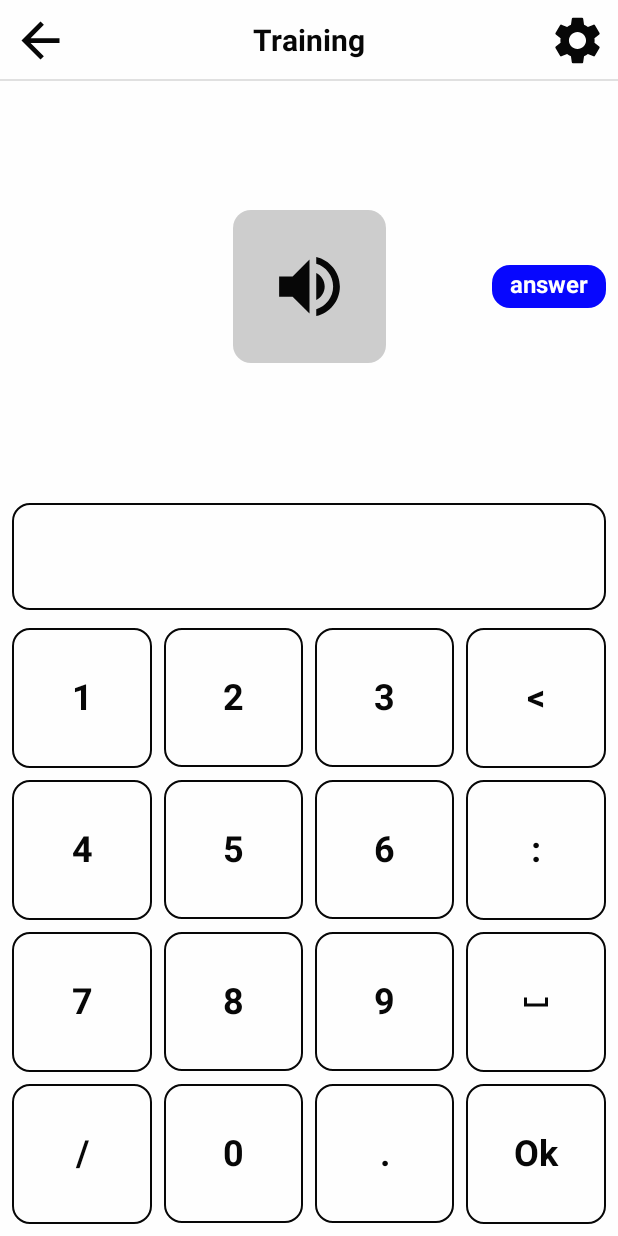
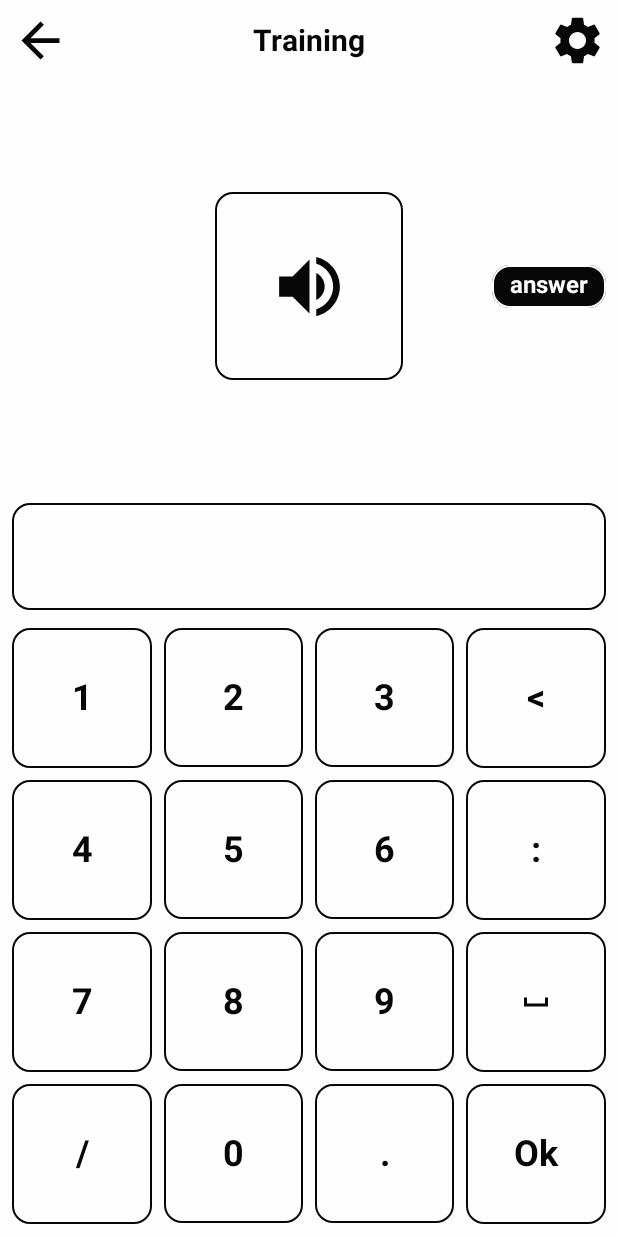
Before and after one commit to agaDeonix/number_listenup, an Android app built with Jetpack Compose: the screen it shows after launch (MainActivity), after a tap on "Start", on a phone screen of 412 x 824 dp. Run offline under Robolectric (Android 15) with nearby library versions, the phone set to English and light mode, and no system bars; libraries missing offline, so code that uses them is left out: net.gotev.speech; 2 statements that could not run were skipped.

Commit message:
small fixed design to black and white style;

```diff
--- a/app/src/main/java/com/pinkunicorp/numberlistenup/MainActivity.kt
+++ b/app/src/main/java/com/pinkunicorp/numberlistenup/MainActivity.kt
@@ -3,6 +3,7 @@ package com.pinkunicorp.numberlistenup
 import android.os.Bundle
 import androidx.activity.ComponentActivity
 import androidx.activity.compose.setContent
+import androidx.compose.foundation.isSystemInDarkTheme
 import androidx.navigation.compose.NavHost
 import androidx.navigation.compose.composable
 import androidx.navigation.compose.rememberNavController
@@ -22,7 +23,7 @@ class MainActivity : ComponentActivity() {
         super.onCreate(savedInstanceState)
         setContent {
             val navController = rememberNavController()
-            AppTheme(darkTheme = false) {
+            AppTheme(darkTheme = isSystemInDarkTheme()) {
                 NavHost(navController = navController, startDestination = Screen.Home.route) {
                     composable(Screen.Home.route) {
                         HomeScreen(navController)
--- a/app/src/main/java/com/pinkunicorp/numberlistenup/ui/elements/NumberFieldView.kt
+++ b/app/src/main/java/com/pinkunicorp/numberlistenup/ui/elements/NumberFieldView.kt
@@ -24,12 +24,13 @@ fun NumberFieldView(
     isCorrect: Boolean,
     hasError: Boolean,
 ) {
-
-    val textColor = if (isCorrect) Color.Green else if (hasError) Color.Red else Color.Black
-    val borderWidth = if (isCorrect || hasError) 2.dp else 1.dp
+    val textColor = if (isCorrect) Color.Black else if (hasError) Color.White else Color.Black
+    val backgroundColor = if (isCorrect) Color.White else if (hasError) Color.Black else Color.White
+    val borderWidth = if (isCorrect || hasError) 3.dp else 1.dp
     Box(
         modifier = modifier
             .border(width = borderWidth, color = textColor, shape = RoundedCornerShape(12.dp))
+            .background(backgroundColor, shape = RoundedCornerShape(12.dp))
             .fillMaxWidth(),
         contentAlignment = Alignment.CenterStart
     ) {
--- a/app/src/main/java/com/pinkunicorp/numberlistenup/ui/elements/NumbersKeyboard.kt
+++ b/app/src/main/java/com/pinkunicorp/numberlistenup/ui/elements/NumbersKeyboard.kt
@@ -5,13 +5,18 @@ import androidx.compose.foundation.Image
 import androidx.compose.foundation.background
 import androidx.compose.foundation.border
 import androidx.compose.foundation.clickable
+import androidx.compose.foundation.interaction.MutableInteractionSource
+import androidx.compose.foundation.interaction.collectIsPressedAsState
 import androidx.compose.foundation.layout.*
 import androidx.compose.foundation.shape.RoundedCornerShape
 import androidx.compose.material.Text
 import androidx.compose.runtime.Composable
+import androidx.compose.runtime.getValue
+import androidx.compose.runtime.remember
 import androidx.compose.ui.Alignment
 import androidx.compose.ui.Modifier
 import androidx.compose.ui.graphics.Color
+import androidx.compose.ui.graphics.ColorFilter
 import androidx.compose.ui.graphics.vector.ImageVector
 import androidx.compose.ui.res.vectorResource
 import androidx.compose.ui.text.TextStyle
@@ -33,7 +38,8 @@ sealed class Key {
 
 @Composable
 fun NumbersKeyboard(modifier: Modifier = Modifier, onNumberClick: (Key) -> Unit) {
-    Row(modifier = modifier
+    Row(
+        modifier = modifier
             .padding(bottom = 4.dp)
             .padding(horizontal = 4.dp)
             .fillMaxWidth()
@@ -127,52 +133,72 @@ fun NumbersKeyboard(modifier: Modifier = Modifier, onNumberClick: (Key) -> Unit)
 
 @Composable
 fun NumbersKeyboardTextButton(modifier: Modifier = Modifier, text: String, onClick: () -> Unit) {
-    Box(
-        modifier = modifier
-            .clickable { onClick() }
-            .border(width = 1.dp, color = Color.Black, shape = RoundedCornerShape(12.dp)),
-        contentAlignment = Alignment.Center
-    ) {
+    NumbersKeyboardButton(
+        modifier = modifier,
+        onClick = onClick,
+        content = {
+            val color = if (it) Color.White else Color.Black
             Text(
                 text = text,
                 style = TextStyle(
-                color = Color.Black,
+                    color = color,
                     fontSize = 24.sp,
                     fontWeight = FontWeight.Bold
                 )
             )
         }
+    )
 }
 
 @Composable
 fun NumbersKeyboardButton(
     modifier: Modifier = Modifier,
-    content: @Composable () -> Unit,
+    backgroundColor: Color = Color.White,
+    contentColor: Color = Color.Black,
+    content: @Composable (isPressed: Boolean) -> Unit,
     onClick: () -> Unit
 ) {
+    val interactionSource = remember { MutableInteractionSource() }
+    val isPressed by interactionSource.collectIsPressedAsState()
+    val backgroundColorPressed = if (!isPressed) contentColor else backgroundColor
+    val contentColorPressed = if (isPressed) contentColor else backgroundColor
     Box(
         modifier = modifier
-            .clickable { onClick() }
-            .border(width = 1.dp, color = Color.Black, shape = RoundedCornerShape(12.dp)),
+            .clickable(
+                interactionSource = interactionSource,
+                indication = null,
+                onClick = { onClick() }
+            )
+            .background(color = contentColorPressed, shape = RoundedCornerShape(12.dp))
+            .border(
+                width = 1.dp,
+                color = backgroundColorPressed,
+                shape = RoundedCornerShape(12.dp)
+            ),
         contentAlignment = Alignment.Center
     ) {
-        content()
+        content(isPressed)
     }
 }
 
 @Composable
-fun NumbersKeyboardImageButton(modifier: Modifier = Modifier, @DrawableRes imageId: Int, onClick: () -> Unit) {
-    Box(
-        modifier = modifier
-            .clickable { onClick() }
-            .border(width = 1.dp, color = Color.Black, shape = RoundedCornerShape(12.dp)),
-        contentAlignment = Alignment.Center
+fun NumbersKeyboardImageButton(
+    modifier: Modifier = Modifier,
+    @DrawableRes imageId: Int,
+    onClick: () -> Unit
 ) {
+    NumbersKeyboardButton(
+        modifier = modifier,
+        onClick = onClick,
+        content = {
+            val color = if (it) Color.White else Color.Black
             Image(
                 imageVector = ImageVector.vectorResource(id = imageId),
-            contentDescription = ""
+                contentDescription = "",
+                colorFilter = ColorFilter.tint(color),
             )
         }
+    )
 }
 
 @Preview
--- a/app/src/main/java/com/pinkunicorp/numberlistenup/ui/elements/RepeatListeningButton.kt
+++ b/app/src/main/java/com/pinkunicorp/numberlistenup/ui/elements/RepeatListeningButton.kt
@@ -6,9 +6,9 @@ import androidx.compose.foundation.clickable
 import androidx.compose.foundation.layout.*
 import androidx.compose.foundation.shape.RoundedCornerShape
 import androidx.compose.runtime.Composable
-import androidx.compose.ui.Alignment
 import androidx.compose.ui.Modifier
 import androidx.compose.ui.graphics.Color
+import androidx.compose.ui.graphics.ColorFilter
 import androidx.compose.ui.graphics.vector.ImageVector
 import androidx.compose.ui.res.vectorResource
 import androidx.compose.ui.tooling.preview.Preview
@@ -17,24 +17,24 @@ import com.pinkunicorp.numberlistenup.R
 
 @Composable
 fun RepeatListeningButton(modifier: Modifier = Modifier, onClick: () -> Unit) {
-    Box(
+    NumbersKeyboardButton(
         modifier = modifier
-            .fillMaxWidth()
-            .height(IntrinsicSize.Max),
-        contentAlignment = Alignment.Center
-    ) {
+            .fillMaxHeight()
+            .aspectRatio(1f),
+        content = {
+            val color = if (it) Color.White else Color.Black
             Image(
                 modifier = Modifier
-                .padding(24.dp)
-                .background(shape = RoundedCornerShape(12.dp), color = Color.LightGray)
-                .clickable { onClick() }
                     .padding(24.dp)
                     .height(54.dp)
                     .width(54.dp),
                 imageVector = ImageVector.vectorResource(id = R.drawable.ic_repeat_listening),
-            contentDescription = ""
+                contentDescription = "",
+                colorFilter = ColorFilter.tint(color)
             )
-    }
+        },
+        onClick = onClick
+    )
 }
 
 @Preview
--- a/app/src/main/java/com/pinkunicorp/numberlistenup/ui/screens/home/Home.kt
+++ b/app/src/main/java/com/pinkunicorp/numberlistenup/ui/screens/home/Home.kt
@@ -2,7 +2,6 @@ package com.pinkunicorp.numberlistenup.ui.screens.home
 
 import androidx.compose.foundation.background
 import androidx.compose.foundation.layout.*
-import androidx.compose.material.Button
 import androidx.compose.material.Text
 import androidx.compose.runtime.Composable
 import androidx.compose.runtime.collectAsState
@@ -18,13 +17,10 @@ import androidx.compose.ui.tooling.preview.Preview
 import androidx.compose.ui.unit.dp
 import androidx.compose.ui.unit.sp
 import androidx.navigation.NavController
+import com.pinkunicorp.numberlistenup.R
+import com.pinkunicorp.numberlistenup.ui.elements.NumbersKeyboardButton
 import com.pinkunicorp.numberlistenup.ui.screens.Screen
 import org.koin.androidx.compose.koinViewModel
-import com.pinkunicorp.numberlistenup.R
-import com.pinkunicorp.numberlistenup.ui.elements.Key
-import com.pinkunicorp.numberlistenup.ui.elements.MainButton
-import com.pinkunicorp.numberlistenup.ui.elements.NumbersKeyboardButton
-import com.pinkunicorp.numberlistenup.ui.elements.NumbersKeyboardTextButton
 
 @Composable
 fun HomeScreen(
@@ -89,11 +85,13 @@ fun HomeContent(state: HomeState, onTrainingNavigation: () -> Unit) {
                     .fillMaxWidth()
                     .padding(top = 20.dp),
                 content = {
+                    val color = if (it) Color.White else Color.Black
                     Text(
                         modifier = Modifier
                             .padding(horizontal = 40.dp)
                             .padding(vertical = 10.dp),
                         text = stringResource(id = R.string.home_start),
+                        color = color,
                         style = TextStyle(
                             fontSize = 20.sp,
                             fontWeight = FontWeight.Medium
--- a/app/src/main/java/com/pinkunicorp/numberlistenup/ui/screens/settings/Settings.kt
+++ b/app/src/main/java/com/pinkunicorp/numberlistenup/ui/screens/settings/Settings.kt
@@ -7,7 +7,7 @@ import androidx.compose.foundation.layout.*
 import androidx.compose.foundation.lazy.LazyColumn
 import androidx.compose.foundation.lazy.items
 import androidx.compose.material.Checkbox
-import androidx.compose.material.Divider
+import androidx.compose.material.CheckboxDefaults
 import androidx.compose.material.Text
 import androidx.compose.runtime.Composable
 import androidx.compose.runtime.collectAsState
@@ -24,10 +24,10 @@ import androidx.compose.ui.tooling.preview.Preview
 import androidx.compose.ui.unit.dp
 import androidx.compose.ui.unit.sp
 import androidx.navigation.NavController
+import com.pinkunicorp.numberlistenup.R
 import com.pinkunicorp.numberlistenup.data.model.NumberType
 import com.pinkunicorp.numberlistenup.data.model.NumberVariantState
 import org.koin.androidx.compose.koinViewModel
-import com.pinkunicorp.numberlistenup.R
 
 @Composable
 fun SettingsScreen(
@@ -104,9 +104,14 @@ fun NumberVariantView(
             },
         verticalAlignment = Alignment.Top
     ) {
-        Checkbox(checked = numberVariantState.isEnable, onCheckedChange = {
-            onCheckedChange(!numberVariantState.isEnable)
-        })
+        Checkbox(
+            checked = numberVariantState.isEnable, onCheckedChange = {
+                onCheckedChange(!numberVariantState.isEnable)
+            },
+            colors = CheckboxDefaults.colors(
+                checkedColor = Color.Black,
+            )
+        )
         Column(
             modifier = Modifier
                 .padding(top = 12.dp)
@@ -188,13 +193,6 @@ fun SettingsToolbarView(
                 fontWeight = FontWeight.Bold
             )
         )
-
-        Divider(
-            modifier = Modifier
-                .fillMaxWidth()
-                .height(1.dp)
-                .align(Alignment.BottomCenter)
-        )
     }
 }
 
--- a/app/src/main/java/com/pinkunicorp/numberlistenup/ui/screens/training/Training.kt
+++ b/app/src/main/java/com/pinkunicorp/numberlistenup/ui/screens/training/Training.kt
@@ -8,13 +8,13 @@ import androidx.compose.foundation.Image
 import androidx.compose.foundation.background
 import androidx.compose.foundation.clickable
 import androidx.compose.foundation.layout.*
-import androidx.compose.foundation.shape.RoundedCornerShape
 import androidx.compose.material.Divider
 import androidx.compose.material.Text
 import androidx.compose.runtime.*
 import androidx.compose.ui.Alignment
 import androidx.compose.ui.Modifier
 import androidx.compose.ui.graphics.Color
+import androidx.compose.ui.graphics.ColorFilter
 import androidx.compose.ui.graphics.vector.ImageVector
 import androidx.compose.ui.platform.LocalContext
 import androidx.compose.ui.res.stringResource
@@ -27,10 +27,7 @@ import androidx.compose.ui.unit.sp
 import androidx.navigation.NavController
 import com.pinkunicorp.numberlistenup.R
 import com.pinkunicorp.numberlistenup.other.tts.TTSService
-import com.pinkunicorp.numberlistenup.ui.elements.Key
-import com.pinkunicorp.numberlistenup.ui.elements.NumberFieldView
-import com.pinkunicorp.numberlistenup.ui.elements.NumbersKeyboard
-import com.pinkunicorp.numberlistenup.ui.elements.RepeatListeningButton
+import com.pinkunicorp.numberlistenup.ui.elements.*
 import com.pinkunicorp.numberlistenup.ui.screens.Screen
 import kotlinx.coroutines.async
 import kotlinx.coroutines.awaitAll
@@ -146,13 +143,6 @@ fun TrainingToolbarView(
                 contentDescription = ""
             )
         }
-
-        Divider(
-            modifier = Modifier
-                .fillMaxWidth()
-                .height(1.dp)
-                .align(Alignment.BottomCenter)
-        )
     }
 }
 
@@ -175,29 +165,40 @@ fun TrainingContent(
             onSettingsClick = onSettingsClick,
             onBackClick = onBackClick
         )
-        Box(modifier = Modifier.weight(1f)) {
+        Box(
+            modifier = Modifier
+                .fillMaxWidth()
+                .weight(1f)
+        ) {
             RepeatListeningButton(
-                modifier = Modifier.fillMaxHeight(),
+                modifier = Modifier
+                    .height(125.dp)
+                    .align(Alignment.Center),
                 onClick = {
                     onRepeatClick()
                 })
+            NumbersKeyboardButton(
+                modifier = Modifier
+                    .padding(8.dp)
+                    .align(Alignment.CenterEnd),
+                backgroundColor = Color.Black,
+                contentColor = Color.White,
+                content = {
+                    val color = if (it) Color.Black else Color.White
                     Text(
                         modifier = Modifier
-                    .padding(8.dp)
                             .align(Alignment.CenterEnd)
-                    .background(
-                        color = Color.Blue,
-                        shape = RoundedCornerShape(12.dp)
-                    )
-                    .clickable { onAnswerClick() }
                             .padding(top = 4.dp, bottom = 6.dp)
                             .padding(horizontal = 12.dp),
                         text = stringResource(id = R.string.training_answer),
                         style = TextStyle(
-                    color = Color.White,
+                            color = color,
                             fontSize = 16.sp,
                             fontWeight = FontWeight.Bold
                         )
+                    )
+                },
+                onClick = { onAnswerClick() }
             )
         }
         Box {
@@ -209,11 +210,11 @@ fun TrainingContent(
                         || state.fieldState is TrainingFieldState.Answer
             )
             if (state.fieldState is TrainingFieldState.Correct) {
-                val animColor = remember { Animatable(Color.Green) }
+                val animColor = remember { Animatable(Color.Black) }
                 val yPos = remember { Animatable(0f) }
                 LaunchedEffect(true) {
                     awaitAll(
-                        async { animColor.animateTo(Color.Green.copy(alpha = 0f), tween(1000)) },
+                        async { animColor.animateTo(Color.Black.copy(alpha = 0f), tween(1000)) },
                         async { yPos.animateTo(-40f, tween(1000)) }
                     )
                 }
@@ -230,6 +231,29 @@ fun TrainingContent(
                         fontSize = 40.sp,
                         fontWeight = FontWeight.Bold
                     )
+                )
+            }
+            if (state.fieldState is TrainingFieldState.Error) {
+                val animColor = remember { Animatable(Color.White) }
+                val yPos = remember { Animatable(0f) }
+                LaunchedEffect(true) {
+                    awaitAll(
+                        async { animColor.animateTo(Color.Black.copy(alpha = 0f), tween(1000)) },
+                        async { yPos.animateTo(-40f, tween(1000)) }
+                    )
+                }
+                Image(
+                    modifier = Modifier
+                        .width(60.dp)
+                        .height(60.dp)
+                        .padding(bottom = 8.dp)
+                        .align(Alignment.CenterEnd)
+                        .padding(top = 4.dp, bottom = 6.dp)
+                        .padding(horizontal = 12.dp)
+                        .absoluteOffset(y = yPos.value.dp),
+                    imageVector = ImageVector.vectorResource(id = R.drawable.ic_error),
+                    contentDescription = "",
+                    colorFilter = ColorFilter.tint(animColor.value)
                 )
             }
         }
--- a/app/src/main/java/com/pinkunicorp/numberlistenup/ui/theme/Color.kt
+++ b/app/src/main/java/com/pinkunicorp/numberlistenup/ui/theme/Color.kt
@@ -2,7 +2,5 @@ package com.pinkunicorp.numberlistenup.ui.theme
 
 import androidx.compose.ui.graphics.Color
 
-val Purple200 = Color(0xFFBB86FC)
-val Purple500 = Color(0xFF6200EE)
-val Purple700 = Color(0xFF3700B3)
-val Teal200 = Color(0xFF03DAC5)
+val Black = Color(0xFF000000)
+val White = Color(0xFFFFFFFF)
--- a/app/src/main/java/com/pinkunicorp/numberlistenup/ui/theme/Theme.kt
+++ b/app/src/main/java/com/pinkunicorp/numberlistenup/ui/theme/Theme.kt
@@ -7,15 +7,15 @@ import androidx.compose.material.lightColors
 import androidx.compose.runtime.Composable
 
 private val DarkColorPalette = darkColors(
-    primary = Purple200,
-    primaryVariant = Purple700,
-    secondary = Teal200
+    primary = White,
+    primaryVariant = White,
+    secondary = Black
 )
 
 private val LightColorPalette = lightColors(
-    primary = Purple500,
-    primaryVariant = Purple700,
-    secondary = Teal200
+    primary = Black,
+    primaryVariant = Black,
+    secondary = White
 
     /* Other default colors to override
     background = Color.White,
--- /dev/null
+++ b/app/src/main/res/drawable/ic_error.xml
@@ -0,0 +1,5 @@
+<vector android:height="24dp" android:tint="#000000"
+    android:viewportHeight="24" android:viewportWidth="24"
+    android:width="24dp" xmlns:android="http://schemas.android.com/apk/res/android">
+    <path android:fillColor="@android:color/white" android:pathData="M19,6.41L17.59,5 12,10.59 6.41,5 5,6.41 10.59,12 5,17.59 6.41,19 12,13.41 17.59,19 19,17.59 13.41,12z"/>
+</vector>
--- a/app/src/main/res/values/colors.xml
+++ b/app/src/main/res/values/colors.xml
@@ -1,10 +1,5 @@
 <?xml version="1.0" encoding="utf-8"?>
 <resources>
-    <color name="purple_200">#FFBB86FC</color>
-    <color name="purple_500">#FF6200EE</color>
-    <color name="purple_700">#FF3700B3</color>
-    <color name="teal_200">#FF03DAC5</color>
-    <color name="teal_700">#FF018786</color>
     <color name="black">#FF000000</color>
     <color name="white">#FFFFFFFF</color>
 </resources>
--- a/app/src/main/res/values/strings.xml
+++ b/app/src/main/res/values/strings.xml
@@ -13,6 +13,7 @@
     <string name="training_title">Training</string>
     <string name="training_correct">Correct!</string>
     <string name="training_incorrect">Incorrect!</string>
+    <string name="training_answer">answer</string>
 
     <string name="settings_title">Settings</string>
     <string name="settings_desc">Numeral types for trainings</string>
@@ -27,5 +28,4 @@
     <string name="settings_number_time_title">Time</string>
     <string name="settings_number_time_desc">several variants of time.</string>
     <string name="settings_error_none_selected_types">"None selected types for training "</string>
-    <string name="training_answer">answer</string>
 </resources>
--- a/app/src/main/res/values/themes.xml
+++ b/app/src/main/res/values/themes.xml
@@ -2,6 +2,7 @@
 <resources>
 
     <style name="Theme.NumberListenUp" parent="android:Theme.Material.Light.NoActionBar">
-        <item name="android:statusBarColor">@color/purple_700</item>
+        <item name="android:statusBarColor">@color/black</item>
     </style>
+
 </resources>
```
Lines whose indentation alone changed are shown as unchanged.
